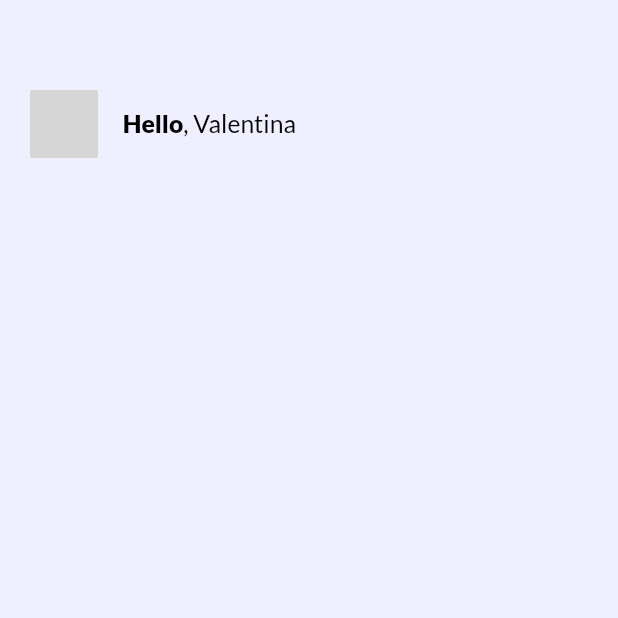
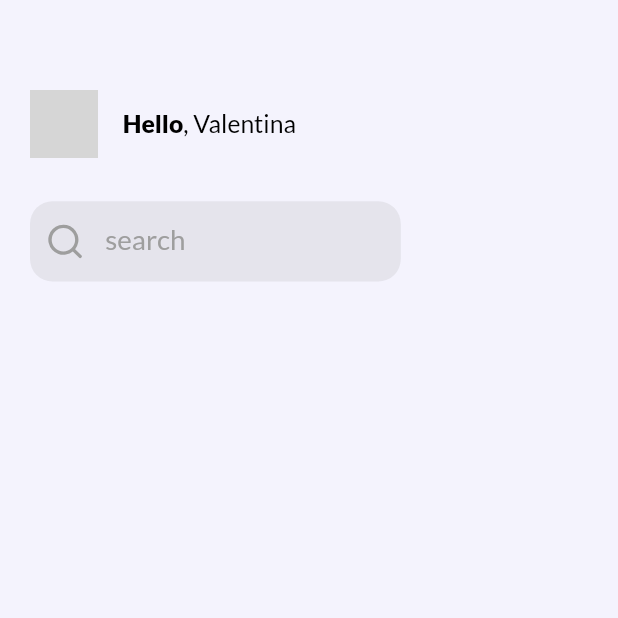
Before and after one commit to jxstxn1/Travel-App, a Flutter app: the HomeScreen screen opened directly, on a phone screen of 412 x 824 dp, the top half of it. Run offline on Flutter 3.47's test engine with Material 2 defaults, Android fonts, the phone set to English and light mode, and no system bars; our stand-ins replace flutter_svg, google_fonts; grey boxes are pictures that could not be loaded.

Commit message:
added searchbar and make small changes

```diff
--- a/travel/lib/constants.dart
+++ b/travel/lib/constants.dart
@@ -1,7 +1,7 @@
 import 'package:flutter/material.dart';
 
 const double kDefaultPadding = 20.0;
-const Color kDefaultBackgroundColor = const Color(0xEDEFEEFF); //#edefee
+const Color kDefaultBackgroundColor = const Color(0xEDF3F2FD); //#edefee
 const Color kSecondaryColor = const Color(0x112432FF); // #112530 Dark Surrounder
 const Color kAccentColor = const Color(0xE7E7E9FF); // #e7e7e9 Gray Color Icons and Search
 const Color kBottomNavigatorColor = Colors.white;
--- a/travel/lib/screens/home_screen.dart
+++ b/travel/lib/screens/home_screen.dart
@@ -1,18 +1,23 @@
 import 'package:flutter/material.dart';
+import 'package:travel/widgets/search_bar.dart';
 import '../constants.dart';
 import '../widgets/picture_with_text.dart';
 
 class HomeScreen extends StatelessWidget {
   @override
   Widget build(BuildContext context) {
+    Size size = MediaQuery.of(context).size;
     return Scaffold(
       backgroundColor: kDefaultBackgroundColor,
       body: Padding(
         padding: EdgeInsets.fromLTRB(kDefaultPadding, kDefaultPadding * 3, kDefaultPadding, 0),
         child: SingleChildScrollView(
           child: Column(
+            crossAxisAlignment: CrossAxisAlignment.start,
             children: [
               PictureWithText(),
+              SizedBox(height: size.height * .035),
+              SearchBar(),
             ],
           ),
         ),
--- a/travel/lib/screens/welcome_screen.dart
+++ b/travel/lib/screens/welcome_screen.dart
@@ -1,6 +1,6 @@
 import 'package:flutter/material.dart';
 import 'package:google_fonts/google_fonts.dart';
-import 'package:travel/widgets/forward_button.dart';
+import '../widgets/forward_button.dart';
 
 class WelcomeScreen extends StatelessWidget {
   @override
--- a/travel/lib/widgets/picture_with_text.dart
+++ b/travel/lib/widgets/picture_with_text.dart
@@ -32,8 +32,6 @@ class PictureWithText extends StatelessWidget {
                   TextSpan(
                     text: ", Valentina ",
                     style: GoogleFonts.lato(
-                      color: Colors.black,
-                      fontSize: size.height * .02,
                       fontWeight: FontWeight.normal
                     ),
                   ),
--- /dev/null
+++ b/travel/lib/widgets/search_bar.dart
@@ -0,0 +1,55 @@
+import 'package:flutter/material.dart';
+import 'package:flutter_svg/flutter_svg.dart';
+import 'package:google_fonts/google_fonts.dart';
+
+import '../constants.dart';
+
+class SearchBar extends StatelessWidget {
+  @override
+  Widget build(BuildContext context) {
+    Size size = MediaQuery.of(context).size;
+    return Container(
+      alignment: Alignment.centerLeft,
+      width: size.width * .6,
+      height: size.height * .065,
+      decoration: BoxDecoration(
+        color: Colors.grey.withOpacity(.175),
+        borderRadius: BorderRadius.all(
+          Radius.circular(15),
+        ),
+      ),
+      child: Padding(
+        padding: const EdgeInsets.all(kDefaultPadding / 2),
+        child: Row(
+          children: <Widget>[
+            SvgPicture.asset(
+              "assets/icons/search.svg",
+              color: Colors.grey,
+              width: size.width * .065,
+            ),
+            SizedBox(
+              width: kDefaultPadding / 1.5,
+            ),
+            Expanded(
+              child: TextFormField(
+                decoration: InputDecoration(
+                  labelText: "search",
+                  labelStyle: GoogleFonts.lato(
+                    fontSize: size.height * .0225,
+
+                    color: Colors.grey,
+                  ),
+                  border: InputBorder.none,
+                  focusedBorder: InputBorder.none,
+                  enabledBorder: InputBorder.none,
+                  errorBorder: InputBorder.none,
+                  disabledBorder: InputBorder.none,
+                ),
+              ),
+            ),
+          ],
+        ),
+      ),
+    );
+  }
+}
```
Also changed, not shown: travel/assets/icons/search.svg (added).
